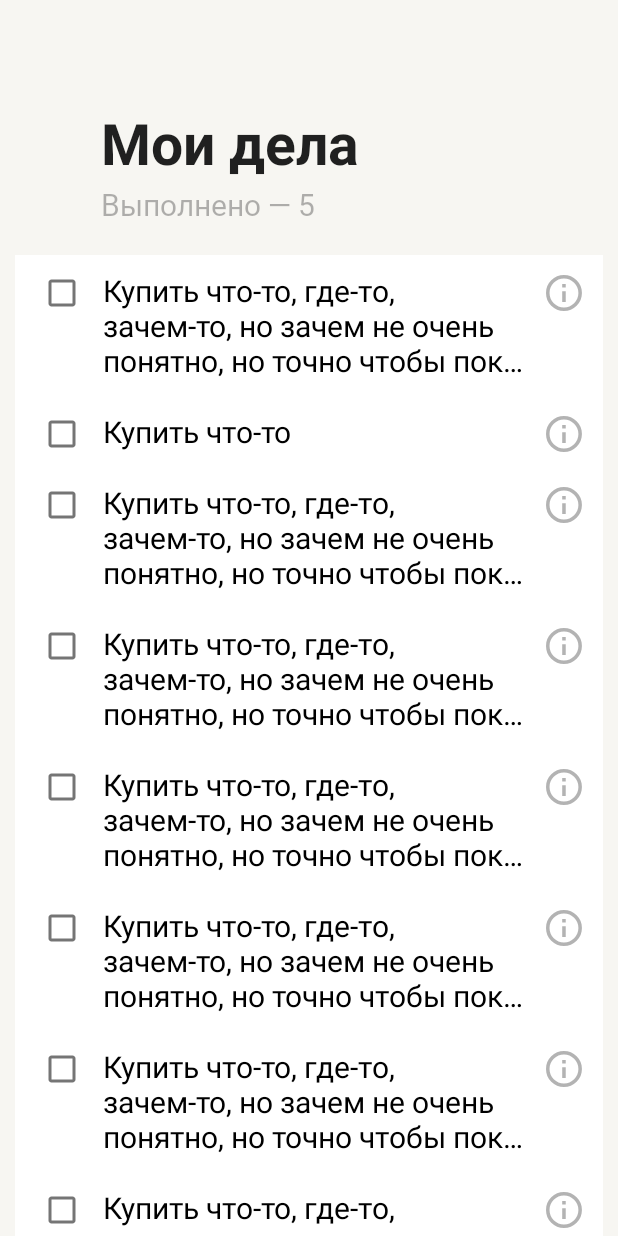
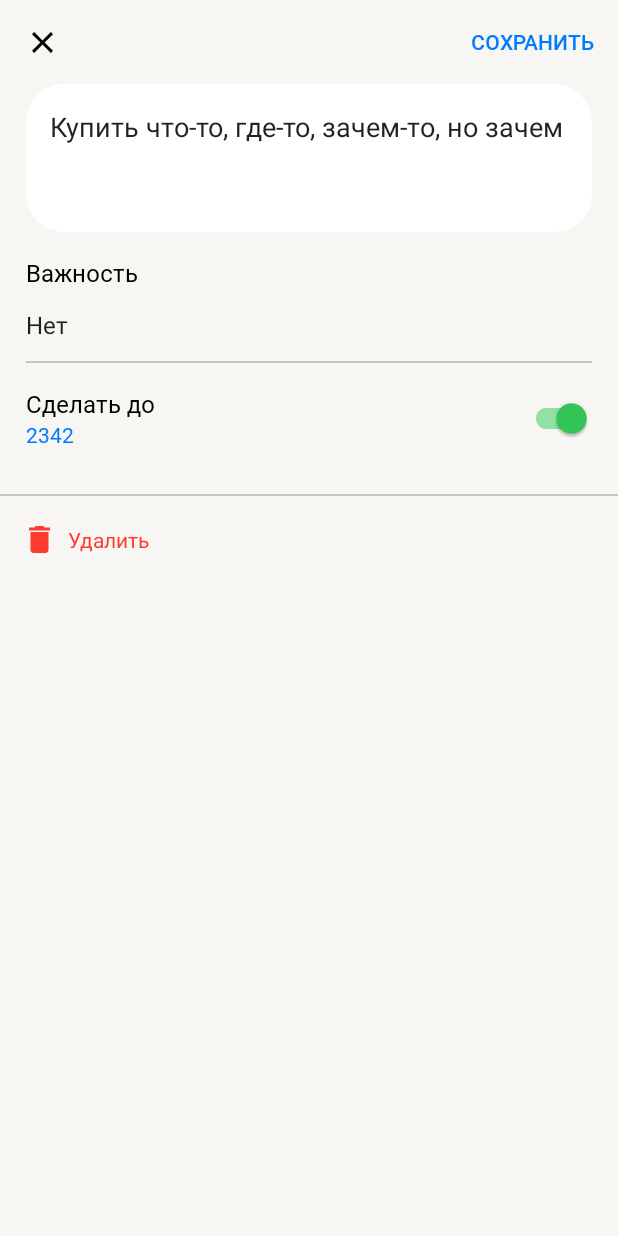
Before and after one commit to Mobile-Developement-School-23/android-todo-app-dotD4xe, an Android app: the screen it shows after launch (MainActivity), after a tap on "Купить что-то, где-то, зачем-то, но заче", on a phone screen of 412 x 824 dp. Run offline under Robolectric (Android 15) with nearby library versions, the phone set to English and light mode, and no system bars.

Commit message:
add ToDo screen

```diff
--- a/app/build.gradle
+++ b/app/build.gradle
@@ -1,6 +1,8 @@
 plugins {
     id 'com.android.application'
     id 'org.jetbrains.kotlin.android'
+    id 'androidx.navigation.safeargs.kotlin'
+    id 'kotlin-parcelize'
 }
 
 android {
--- a/app/src/main/java/com/example/todolist/data/model/TodoItem.kt
+++ b/app/src/main/java/com/example/todolist/data/model/TodoItem.kt
@@ -1,7 +1,11 @@
 package com.example.todolist.data.model
 
+import android.os.Parcelable
 import com.example.todolist.util.Importance
+import kotlinx.parcelize.Parcelize
 
+
+@Parcelize
 data class TodoItem(
     val id: String,
     val content: String,
@@ -10,4 +14,4 @@ data class TodoItem(
     val isDone: Boolean,
     val dateOfCreation: String,
     val dateOfChange: String?
-)
+): Parcelable
--- /dev/null
+++ b/app/src/main/java/com/example/todolist/ui/ToDo/ToDoFragment.kt
@@ -0,0 +1,120 @@
+package com.example.todolist.ui.ToDo
+
+import android.graphics.Color
+import android.os.Bundle
+import android.view.LayoutInflater
+import android.view.View
+import android.view.ViewGroup
+import android.widget.ArrayAdapter
+import android.widget.TextView
+import androidx.fragment.app.Fragment
+import androidx.navigation.fragment.findNavController
+import com.example.todolist.R
+import com.example.todolist.data.model.TodoItem
+import com.example.todolist.databinding.FragmentToDoBinding
+import com.google.android.material.datepicker.MaterialDatePicker
+import java.text.SimpleDateFormat
+import java.util.Calendar
+import java.util.Locale
+
+
+class ToDoFragment : Fragment() {
+
+    private var _binding: FragmentToDoBinding? = null
+    private val binding get() = _binding!!
+
+    private var objTodo: TodoItem? = null
+
+
+    override fun onCreateView(
+        inflater: LayoutInflater, container: ViewGroup?,
+        savedInstanceState: Bundle?
+    ): View {
+        _binding = FragmentToDoBinding.inflate(inflater, container, false)
+        return binding.root
+    }
+
+    override fun onViewCreated(view: View, savedInstanceState: Bundle?) {
+        super.onViewCreated(view, savedInstanceState)
+
+        objTodo = arguments?.getParcelable("Todo")
+
+        if (objTodo == null) {
+            binding.delete.setTextColor(Color.BLACK)
+            binding.delete.alpha = 0.15F
+            binding.labelDelete.setColorFilter(Color.BLACK)
+            binding.labelDelete.alpha = 0.15F
+        } else {
+            objTodo?.let{
+                binding.content.setText(it.content)
+                if (it.deadline != "") {
+                    binding.deadline.text = it.deadline
+                    binding.datePicker.isChecked = true
+                }
+            }
+        }
+
+        binding.toolbar.setNavigationOnClickListener {
+            findNavController().navigateUp()
+        }
+
+        binding.datePicker.setOnCheckedChangeListener { _, isChecked ->
+            if (isChecked) {
+                val datePicker =
+                    MaterialDatePicker.Builder.datePicker()
+                        .setTitleText("Select date")
+                        .setSelection(MaterialDatePicker.todayInUtcMilliseconds())
+                        .setNegativeButtonText("Отмена")
+                        .setPositiveButtonText("Готово")
+                        .build()
+
+                datePicker.addOnNegativeButtonClickListener {
+                    binding.datePicker.isChecked = false
+                    binding.deadline.text = ""
+                }
+
+                datePicker.addOnPositiveButtonClickListener { selectedDate ->
+                    val calendar = Calendar.getInstance()
+                    calendar.timeInMillis = selectedDate
+
+                    val dateFormat = SimpleDateFormat("d MMMM yyyy", Locale("ru"))
+                    val formattedDate = dateFormat.format(calendar.time)
+
+                    binding.deadline.text = formattedDate.toString()
+                }
+                datePicker.show(parentFragmentManager, "DatePickerDialog")
+
+            } else binding.deadline.text = ""
+        }
+
+
+
+        val spinner = binding.importance
+        val importance = resources.getStringArray(R.array.importance_array)
+        val adapter = object : ArrayAdapter<String>(requireContext(), android.R.layout.simple_spinner_item, importance) {
+            override fun getView(position: Int, convertView: View?, parent: ViewGroup): View {
+                val currentView = super.getView(position, convertView, parent)
+
+                if (position == 2) (currentView as TextView).setTextColor(Color.RED)
+                return currentView
+            }
+
+            override fun getDropDownView(position: Int, convertView: View?, parent: ViewGroup): View {
+                val currentView = super.getDropDownView(position, convertView, parent)
+
+                if (position == 2) (currentView as TextView).setTextColor(Color.RED)
+                return currentView
+            }
+        }
+
+        adapter.setDropDownViewResource(android.R.layout.simple_spinner_dropdown_item)
+        spinner.adapter = adapter
+
+    }
+
+    override fun onDestroy() {
+        super.onDestroy()
+        _binding = null
+    }
+
+}
--- a/app/src/main/java/com/example/todolist/ui/toDoList/ToDoListFragment.kt
+++ b/app/src/main/java/com/example/todolist/ui/toDoList/ToDoListFragment.kt
@@ -5,8 +5,10 @@ import android.view.LayoutInflater
 import android.view.View
 import android.view.ViewGroup
 import androidx.fragment.app.Fragment
+import androidx.navigation.fragment.findNavController
 import androidx.recyclerview.widget.LinearLayoutManager
 import androidx.recyclerview.widget.RecyclerView
+import com.example.todolist.R
 import com.example.todolist.data.model.TodoItem
 import com.example.todolist.databinding.FragmentToDoListBinding
 import com.example.todolist.util.Importance
@@ -22,9 +24,9 @@ class ToDoListFragment : Fragment() {
     private val adapter by lazy {
         ToDoListAdapter(
             onItemClicked = { pos, item ->
-//                findTopNavController().navigate(R.id.showArticleTextFragment,Bundle().apply {
-//                    putParcelable("article",item)
-//                })
+                findNavController().navigate(R.id.toDoFragment,Bundle().apply {
+                    putParcelable("Todo",item)
+                })
             }
         )
     }
@@ -48,6 +50,16 @@ class ToDoListFragment : Fragment() {
         val todoItem1 = TodoItem("2", "Купить что-то", Importance.LOW, "234fgh2", true, "sfsfghdf", "sfsfghdf")
         val todoItems = listOf(todoItem, todoItem1, todoItem, todoItem, todoItem, todoItem, todoItem, todoItem, todoItem)
         adapter.submitList(todoItems)
+
+        binding.addItem.setOnClickListener {
+            val action = ToDoListFragmentDirections.actionToDoListFragmentToToDoFragment()
+            this.findNavController().navigate(action)
+        }
+    }
+
+    override fun onDestroy() {
+        super.onDestroy()
+        _binding = null
     }
 
 }
--- /dev/null
+++ b/app/src/main/res/drawable/add.xml
@@ -0,0 +1,9 @@
+<vector xmlns:android="http://schemas.android.com/apk/res/android"
+    android:width="14dp"
+    android:height="14dp"
+    android:viewportWidth="14"
+    android:viewportHeight="14">
+  <path
+      android:pathData="M13.984,7.984H7.984V13.984H6.016V7.984H0.016V6.016H6.016V0.016H7.984V6.016H13.984V7.984Z"
+      android:fillColor="#ffffff"/>
+</vector>
--- /dev/null
+++ b/app/src/main/res/drawable/background_shape.xml
@@ -0,0 +1,8 @@
+<?xml version="1.0" encoding="utf-8"?>
+<shape
+    android:shape="rectangle"
+    xmlns:android="http://schemas.android.com/apk/res/android">
+
+    <corners android:radius="25dp"/>
+    <solid android:color="@color/white"/>
+</shape>
--- /dev/null
+++ b/app/src/main/res/drawable/close.xml
@@ -0,0 +1,9 @@
+<vector xmlns:android="http://schemas.android.com/apk/res/android"
+    android:width="14dp"
+    android:height="14dp"
+    android:viewportWidth="14"
+    android:viewportHeight="14">
+  <path
+      android:pathData="M13.984,1.422L8.406,7L13.984,12.578L12.578,13.984L7,8.406L1.422,13.984L0.016,12.578L5.594,7L0.016,1.422L1.422,0.016L7,5.594L12.578,0.016L13.984,1.422Z"
+      android:fillColor="#000000"/>
+</vector>
--- /dev/null
+++ b/app/src/main/res/drawable/delete.xml
@@ -0,0 +1,9 @@
+<vector xmlns:android="http://schemas.android.com/apk/res/android"
+    android:width="14dp"
+    android:height="18dp"
+    android:viewportWidth="14"
+    android:viewportHeight="18">
+  <path
+      android:pathData="M13.984,0.984V3H0.016V0.984H3.484L4.516,0H9.484L10.516,0.984H13.984ZM1,15.984V3.984H13V15.984C13,16.516 12.797,16.984 12.391,17.391C11.984,17.797 11.516,18 10.984,18H3.016C2.484,18 2.016,17.797 1.609,17.391C1.203,16.984 1,16.516 1,15.984Z"
+      android:fillColor="#FF3B30"/>
+</vector>
--- /dev/null
+++ b/app/src/main/res/layout/fragment_to_do.xml
@@ -0,0 +1,162 @@
+<?xml version="1.0" encoding="utf-8"?>
+<androidx.coordinatorlayout.widget.CoordinatorLayout xmlns:android="http://schemas.android.com/apk/res/android"
+    xmlns:tools="http://schemas.android.com/tools"
+    android:layout_width="match_parent"
+    xmlns:app="http://schemas.android.com/apk/res-auto"
+    android:layout_height="match_parent">
+
+    <com.google.android.material.appbar.AppBarLayout
+        android:id="@+id/app_bar"
+        android:layout_width="match_parent"
+        android:layout_height="wrap_content"
+        app:elevation="0dp">
+
+        <com.google.android.material.appbar.MaterialToolbar
+            android:id="@+id/toolbar"
+            style="@style/Widget.MaterialComponents.Toolbar.Primary"
+            android:layout_width="match_parent"
+            android:background="#F7F6F2"
+            android:layout_height="?attr/actionBarSize"
+            app:navigationIcon="@drawable/close">
+
+            <TextView
+                android:id="@+id/save"
+                android:layout_width="wrap_content"
+                android:layout_height="wrap_content"
+                android:fontFamily="@font/roboto_medium"
+                android:text="@string/save"
+                android:textColor="@color/blue"
+                android:layout_gravity="end"
+                android:layout_marginEnd="16dp"/>
+
+        </com.google.android.material.appbar.MaterialToolbar>
+
+    </com.google.android.material.appbar.AppBarLayout>
+
+    <androidx.core.widget.NestedScrollView
+        android:layout_width="match_parent"
+        android:layout_height="match_parent"
+        android:background="#F7F6F2"
+        app:layout_behavior="@string/appbar_scrolling_view_behavior">
+
+        <androidx.constraintlayout.widget.ConstraintLayout
+            android:layout_width="match_parent"
+            android:layout_height="match_parent">
+
+            <EditText
+                android:id="@+id/content"
+                android:layout_width="0dp"
+                android:layout_height="wrap_content"
+                android:layout_marginStart="17dp"
+                android:layout_marginEnd="17dp"
+                android:background="@drawable/background_shape"
+                android:gravity="start"
+                android:inputType="text"
+                android:hint="@string/text_for_field"
+                android:maxLines="500"
+                android:padding="16dp"
+                app:layout_constraintEnd_toEndOf="parent"
+                app:layout_constraintStart_toStartOf="parent"
+                app:layout_constraintTop_toTopOf="parent"
+                android:importantForAutofill="no" />
+
+            <TextView
+                android:id="@+id/label_importance"
+                android:layout_width="0dp"
+                android:layout_height="wrap_content"
+                android:fontFamily="@font/roboto_regular"
+                android:paddingTop="16dp"
+                android:text="@string/importance"
+                android:textColor="@color/black"
+                android:textSize="16sp"
+                app:layout_constraintStart_toStartOf="@id/content"
+                app:layout_constraintTop_toBottomOf="@id/content" />
+
+            <Spinner
+                android:id="@+id/importance"
+                android:layout_width="match_parent"
+                android:layout_height="48dp"
+                android:background="#F7F6F2"
+                android:paddingStart="9dp"
+                android:paddingEnd="9dp"
+                app:layout_constraintStart_toStartOf="parent"
+                app:layout_constraintTop_toBottomOf="@id/label_importance" />
+
+            <View
+                android:id="@+id/divider"
+                android:layout_width="0dp"
+                android:layout_height="1dp"
+                android:alpha="0.2"
+                android:background="@color/black"
+                app:layout_constraintEnd_toEndOf="@id/content"
+                app:layout_constraintStart_toStartOf="@id/label_importance"
+                app:layout_constraintTop_toBottomOf="@id/importance" />
+
+            <TextView
+                android:id="@+id/label_deadline"
+                android:layout_width="0dp"
+                android:layout_height="wrap_content"
+                android:layout_marginTop="16dp"
+                android:fontFamily="@font/roboto_regular"
+                android:text="@string/deadline_label"
+                android:textColor="@color/black"
+                android:textSize="16sp"
+                app:layout_constraintStart_toStartOf="@id/content"
+                app:layout_constraintTop_toBottomOf="@id/divider" />
+
+            <TextView
+                android:id="@+id/deadline"
+                android:layout_width="wrap_content"
+                android:layout_height="wrap_content"
+                android:fontFamily="@font/roboto_regular"
+                tools:text="2 июня 2021"
+                android:textColor="@color/blue"
+                app:layout_constraintStart_toStartOf="@id/label_deadline"
+                app:layout_constraintTop_toBottomOf="@id/label_deadline" />
+
+            <com.google.android.material.switchmaterial.SwitchMaterial
+                android:id="@+id/date_picker"
+                android:layout_width="wrap_content"
+                android:layout_height="match_parent"
+                android:checked="true"
+                app:layout_constraintBottom_toBottomOf="@id/deadline"
+                app:layout_constraintEnd_toEndOf="@id/divider"
+                app:layout_constraintTop_toTopOf="@id/label_deadline" />
+
+            <View
+                android:id="@+id/divider1"
+                android:layout_width="0dp"
+                android:layout_height="1dp"
+                android:layout_marginTop="30dp"
+                android:alpha="0.2"
+                android:background="@color/black"
+                app:layout_constraintEnd_toEndOf="parent"
+                app:layout_constraintStart_toStartOf="parent"
+                app:layout_constraintTop_toBottomOf="@id/deadline" />
+
+
+            <ImageView
+                android:id="@+id/label_delete"
+                android:layout_width="18dp"
+                android:layout_height="18dp"
+                android:src="@drawable/delete"
+                android:layout_marginTop="20dp"
+                app:layout_constraintTop_toBottomOf="@id/divider1"
+                app:layout_constraintStart_toStartOf="@id/deadline" />
+
+            <TextView
+                android:id="@+id/delete"
+                android:layout_width="wrap_content"
+                android:layout_height="wrap_content"
+                android:text="@string/delete_label"
+                android:textColor="@color/red"
+                android:layout_marginStart="10dp"
+                app:layout_constraintStart_toEndOf="@id/label_delete"
+                app:layout_constraintTop_toTopOf="@id/label_delete"
+                app:layout_constraintBottom_toBottomOf="@id/label_delete"/>
+
+        </androidx.constraintlayout.widget.ConstraintLayout>
+
+    </androidx.core.widget.NestedScrollView>
+
+</androidx.coordinatorlayout.widget.CoordinatorLayout>
--- a/app/src/main/res/layout/fragment_to_do_list.xml
+++ b/app/src/main/res/layout/fragment_to_do_list.xml
@@ -21,21 +21,32 @@
             android:layout_height="wrap_content"
             android:fitsSystemWindows="true"
             app:title="Мои дела"
+            app:statusBarScrim="@android:color/transparent"
             app:expandedTitleMarginStart="67dp"
             app:expandedTitleMarginBottom="60dp"
             app:expandedTitleTextAppearance="@style/Toolbar_ExpandedTitleTextAppearance_Big"
             app:collapsedTitleTextAppearance="@style/Toolbar.TitleTextAppearance"
-            app:layout_scrollFlags="scroll|exitUntilCollapsed|snap|enterAlwaysCollapsed"
+            app:layout_scrollFlags="scroll|exitUntilCollapsed|snap"
             app:titleEnabled="true"
             app:contentScrim="#F7F6F2">
 
             <View
-                android:id="@+id/expandedImage"
+                android:id="@+id/expanded_image"
                 android:layout_width="match_parent"
                 android:layout_height="170dp"
                 android:background="#F7F6F2"
                 app:layout_collapseMode="parallax"
                 app:layout_collapseParallaxMultiplier="0.7" />
+
+            <ImageView
+                android:id="@+id/someImage"
+                android:layout_width="56dp"
+                android:layout_height="wrap_content"
+                android:src="@drawable/info"
+                android:padding="16dp"
+                android:layout_gravity="top|end"
+                app:layout_collapseMode="pin"
+                />
 
             <TextView
                 android:layout_width="wrap_content"
@@ -83,4 +94,18 @@
 
     </androidx.core.widget.NestedScrollView>
 
+    <com.google.android.material.floatingactionbutton.FloatingActionButton
+        android:id="@+id/add_item"
+        android:layout_width="wrap_content"
+        android:layout_height="wrap_content"
+        android:layout_marginBottom="45dp"
+        android:layout_marginEnd="20dp"
+        app:srcCompat="@drawable/add"
+        app:maxImageSize="17dp"
+        app:fabCustomSize="70dp"
+        android:backgroundTint="@color/blue"
+        app:layout_anchor="@id/recycler_view"
+        app:layout_anchorGravity="bottom|end"
+        android:importantForAccessibility="no" />
+
 </androidx.coordinatorlayout.widget.CoordinatorLayout>
--- a/app/src/main/res/navigation/nav_graph.xml
+++ b/app/src/main/res/navigation/nav_graph.xml
@@ -9,5 +9,14 @@
         android:id="@+id/toDoListFragment"
         android:name="com.example.todolist.ui.toDoList.ToDoListFragment"
         android:label="fragment_to_do_list"
-        tools:layout="@layout/fragment_to_do_list" />
+        tools:layout="@layout/fragment_to_do_list" >
+        <action
+            android:id="@+id/action_toDoListFragment_to_toDoFragment"
+            app:destination="@id/toDoFragment" />
+    </fragment>
+    <fragment
+        android:id="@+id/toDoFragment"
+        android:name="com.example.todolist.ui.ToDo.ToDoFragment"
+        android:label="fragment_to_do"
+        tools:layout="@layout/fragment_to_do" />
 </navigation>
--- a/app/src/main/res/values-night/themes.xml
+++ b/app/src/main/res/values-night/themes.xml
@@ -1,9 +1,17 @@
-<resources xmlns:tools="http://schemas.android.com/tools">
+<resources>
     <!-- Base application theme. -->
     <style name="Base.Theme.ToDoList" parent="Theme.MaterialComponents.DayNight.NoActionBar">
-        <!-- Customize your dark theme here. -->
-        <!-- <item name="colorPrimary">@color/my_dark_primary</item> -->
+        <item name="colorPrimary">@color/white</item>
+        <item name="colorPrimaryVariant">@color/white</item>
+        <item name="colorOnPrimary">@color/white</item>
+        <!-- Secondary brand color. -->
+        <item name="colorSecondary">@color/white</item>
+        <item name="colorSecondaryVariant">@color/white</item>
+        <item name="colorOnSecondary">@color/black</item>
+        <!-- Status bar color. -->
+        <item name="android:statusBarColor">@android:color/transparent</item>
         <item name="android:windowTranslucentStatus">true</item>
+        <item name="android:windowDrawsSystemBarBackgrounds">true</item>
 
     </style>
 </resources>
--- a/app/src/main/res/values/colors.xml
+++ b/app/src/main/res/values/colors.xml
@@ -2,4 +2,9 @@
 <resources>
     <color name="black">#FF000000</color>
     <color name="white">#FFFFFFFF</color>
+    <color name="green">#34C759</color>
+    <color name="red">#FF3B30</color>
+    <color name="blue">#007AFF</color>
+    <color name="white_yellow">#F7F6F2</color>
+
 </resources>
--- /dev/null
+++ b/app/src/main/res/values/importance_array.xml
@@ -0,0 +1,8 @@
+<?xml version="1.0" encoding="utf-8"?>
+<resources>
+    <string-array name="importance_array">
+        <item>Нет</item>
+        <item>Низкий</item>
+        <item>!! Высокий</item>
+    </string-array>
+</resources>
--- a/app/src/main/res/values/strings.xml
+++ b/app/src/main/res/values/strings.xml
@@ -3,4 +3,9 @@
     <!-- TODO: Remove or change this placeholder text -->
     <string name="hello_blank_fragment">Hello blank fragment</string>
     <string name="done">Выполнено — 5</string>
+    <string name="save">СОХРАНИТЬ</string>
+    <string name="text_for_field">Что надо сделать...\n\n\n</string>
+    <string name="importance">Важность</string>
+    <string name="deadline_label">Сделать до</string>
+    <string name="delete_label">Удалить</string>
 </resources>
--- a/app/src/main/res/values/themes.xml
+++ b/app/src/main/res/values/themes.xml
@@ -1,8 +1,19 @@
-<resources xmlns:tools="http://schemas.android.com/tools">
+<resources>
     <!-- Base application theme. -->
     <style name="Base.Theme.ToDoList" parent="Theme.MaterialComponents.DayNight.NoActionBar">
-        <!-- Customize your light theme here. -->
-        <item name="android:windowTranslucentStatus">true</item>
+        <item name="colorPrimary">@color/blue</item>
+        <item name="colorPrimaryVariant">@color/green</item>
+        <item name="colorOnPrimary">@color/white</item>
+        <!-- Secondary brand color. -->
+        <item name="colorSecondary">@color/green</item>
+        <item name="colorSecondaryVariant">@color/white</item>
+        <item name="colorOnSecondary">@color/white</item>
+        <!-- Status bar color. -->
+        <item name="android:windowFullscreen">true</item>
+<!--        <item name="android:statusBarColor">@android:color/transparent</item>-->
+<!--        <item name="android:navigationBarColor">@android:color/transparent</item>-->
+<!--        <item name="android:windowTranslucentStatus">true</item>-->
+<!--        <item name="android:windowDrawsSystemBarBackgrounds">true</item>-->
 
     </style>
 
```
Also changed, not shown: build.gradle (+17 -3 lines).
